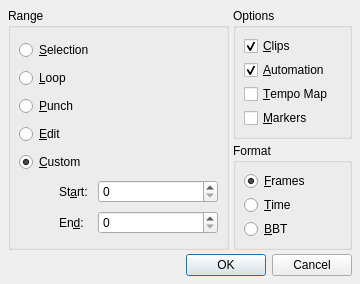
The window that src/qtractorEditRangeForm.ui (rncbc/qtractor) describes before a commit, drawn with Qt 5.
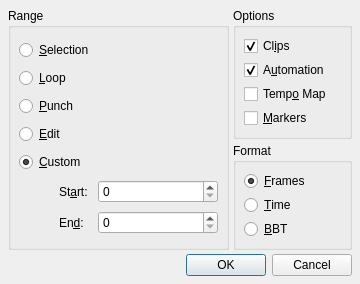
The same window after the commit. Icons and pictures are not drawn. Custom widgets are drawn as their Qt base class.

Commit message: - Main track-view Edit/Insert,Remove/Range dialog is now being   introduced with optional applicability to Clips, Automation,   Tempo Map and/or Markers. (HIGHLY EXPERIMENTAL)

```diff
--- a/src/qtractorEditRangeForm.ui
+++ b/src/qtractorEditRangeForm.ui
@@ -249,7 +249,7 @@
 		 <string>Apply to clips in range</string>
 		</property>
 		<property name="text">
-		 <string>&amp;Clips</string>
+         <string>Cl&amp;ips</string>
 		</property>
 		<property name="checked">
 		 <bool>true</bool>
@@ -262,7 +262,7 @@
 		 <string>Apply to Automation nodes in range</string>
 		</property>
 		<property name="text">
-		 <string>&amp;Automation</string>
+         <string>A&amp;utomation</string>
 		</property>
 		<property name="checked">
 		 <bool>true</bool>
@@ -275,7 +275,7 @@
 		 <string>Apply to Tempo Map nodes in range</string>
 		</property>
 		<property name="text">
-		 <string>&amp;Tempo Map</string>
+         <string>Temp&amp;o Map</string>
 		</property>
 		<property name="checked">
 		 <bool>false</bool>
```
Lines whose indentation alone changed are shown as unchanged. The commit also changes 7 other files.
